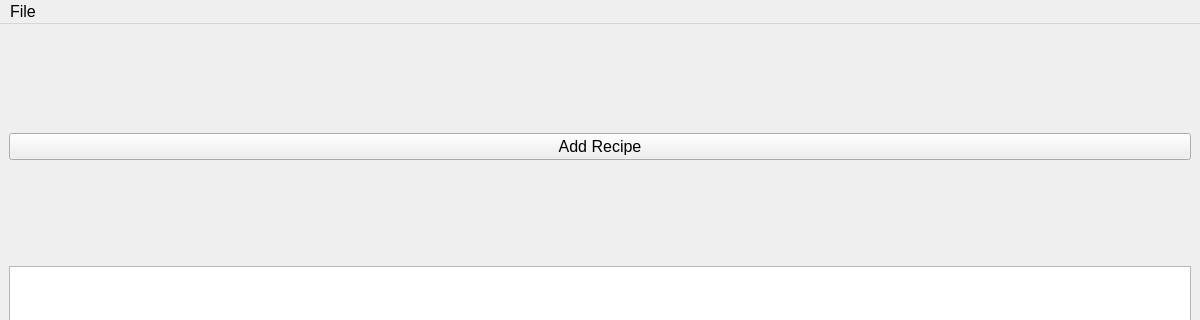
Qt form homepage.ui (sgomez14/team-cook2) before a commit; both pictures show x 0 to 1200 and y 0 to 320 of the 1200 by 800 pixel window.
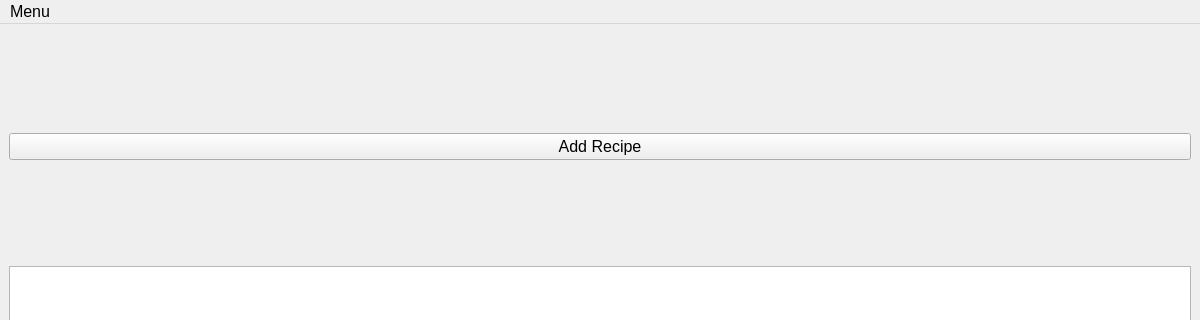
The same form after that commit. Icons and pictures are not drawn.

Commit message:
added menu buttons
i can add the icons whenever theyre ready

```diff
--- a/homepage.ui
+++ b/homepage.ui
@@ -70,21 +70,22 @@
     </item>
    </layout>
   </widget>
-  <widget class="QMenuBar" name="menubar">
+  <widget class="QStatusBar" name="statusbar"/>
+  <widget class="QMenuBar" name="menuBar">
    <property name="geometry">
     <rect>
      <x>0</x>
      <y>0</y>
      <width>1200</width>
-     <height>21</height>
+     <height>24</height>
     </rect>
    </property>
-   <widget class="QMenu" name="menuFile">
+   <widget class="QMenu" name="menuMenu">
     <property name="title">
-     <string>File</string>
+     <string>Menu</string>
     </property>
    </widget>
-   <addaction name="menuFile"/>
+   <addaction name="menuMenu"/>
   </widget>
   <widget class="QStatusBar" name="statusbar"/>
  </widget>
```
Left out of the diff: 15 changed lines with no effect on the pictures. The commit also changes 4 other files.
